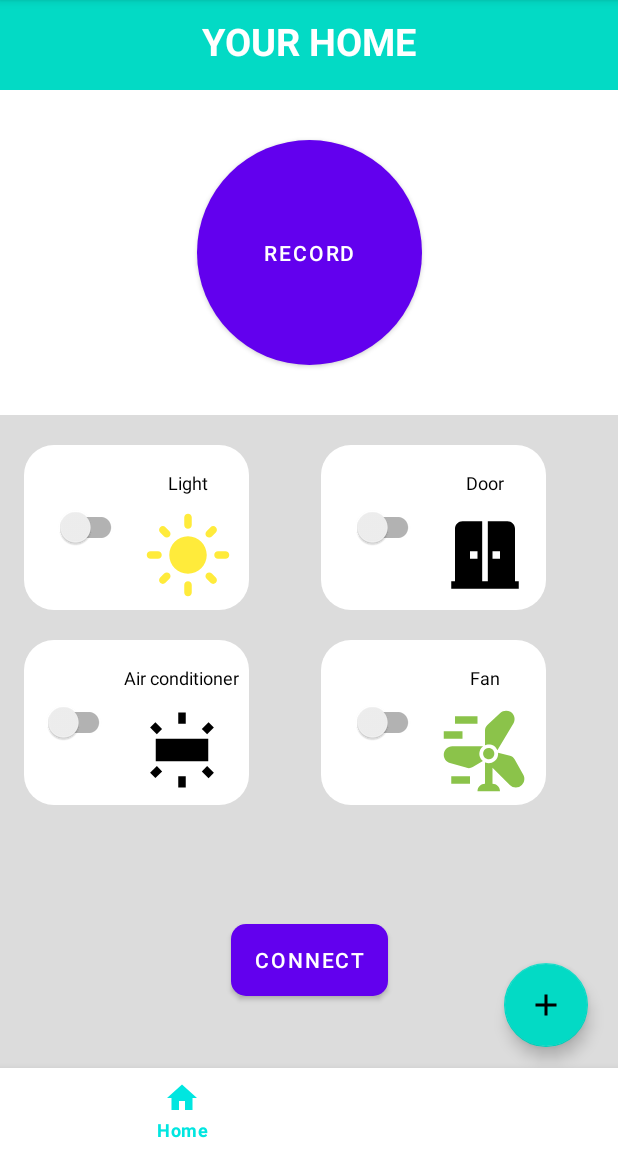
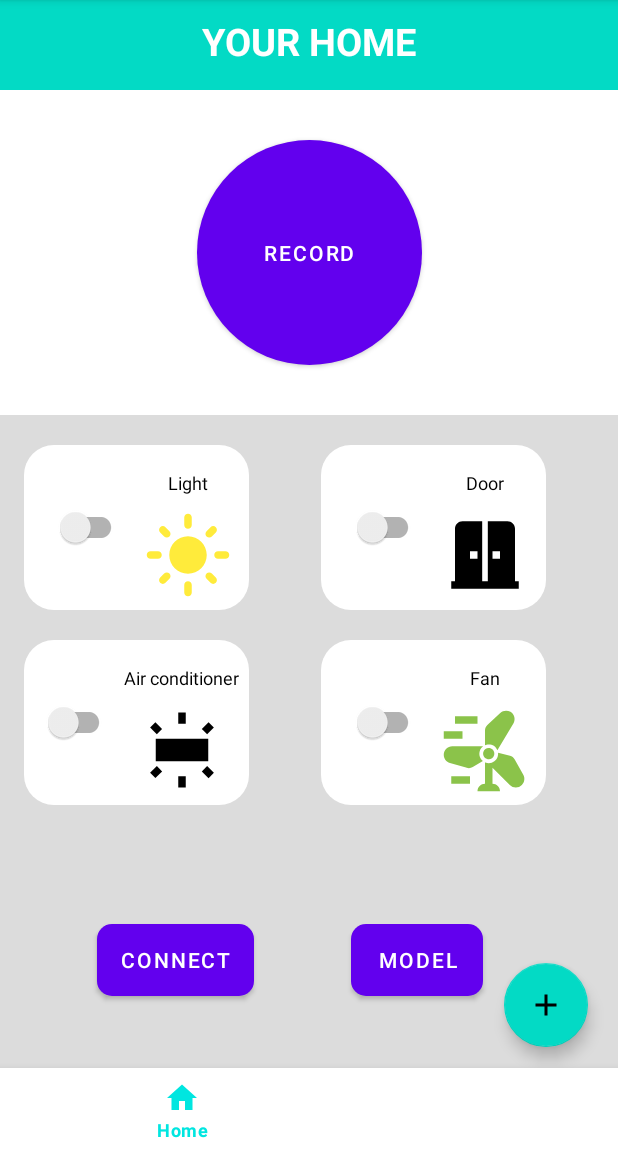
Before and after one commit to hoangbao1102/PBL5_SHSR, an Android app: the screen it shows after launch (MainActivity), on a phone screen of 412 x 824 dp, the part 84-1236 px from its top. Run offline under Robolectric (Android 15) with nearby library versions, the phone set to English and light mode, and no system bars; our stand-ins replace Firebase (no records; nobody signed in at launch, a user with empty details on screens opened directly).

Commit message:
Update model button
Button model can set the model trained for our system.

```diff
--- a/TestNewAction/app/src/main/res/layout/fragment_home.xml
+++ b/TestNewAction/app/src/main/res/layout/fragment_home.xml
@@ -294,8 +294,21 @@
                 android:background="@drawable/corner_button"
                 android:text="Connect"
                 app:layout_constraintBottom_toBottomOf="parent"
+                app:layout_constraintEnd_toStartOf="@+id/btnModel"
+                app:layout_constraintStart_toStartOf="parent" />
+
+            <Button
+                android:id="@+id/btnModel"
+                android:layout_width="wrap_content"
+                android:layout_height="wrap_content"
+                android:layout_marginBottom="48dp"
+                android:layout_marginRight="25dp"
+                android:background="@drawable/corner_button"
+                android:text="Model"
+                app:layout_constraintBottom_toBottomOf="parent"
                 app:layout_constraintEnd_toEndOf="parent"
-                app:layout_constraintStart_toStartOf="parent" />
+                app:layout_constraintStart_toEndOf="@id/btnConnect"
+ />
 
 
         </androidx.constraintlayout.widget.ConstraintLayout>
```
Also changed, not shown: TestNewAction/app/src/main/java/com/example/testnewaction/fragement/FragmentHome.java (+60 -1 lines), TestNewAction/app/src/main/res/values/strings.xml (+0 -7 lines).
